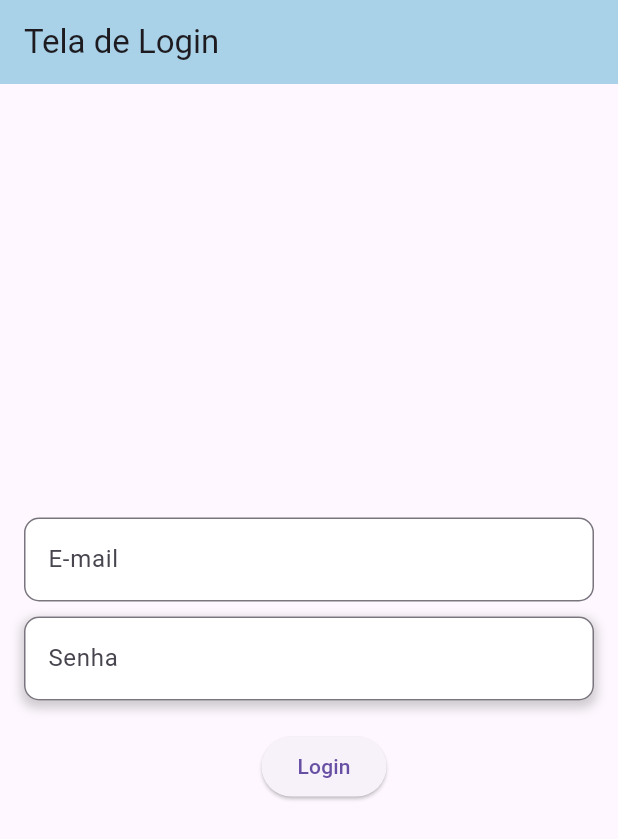
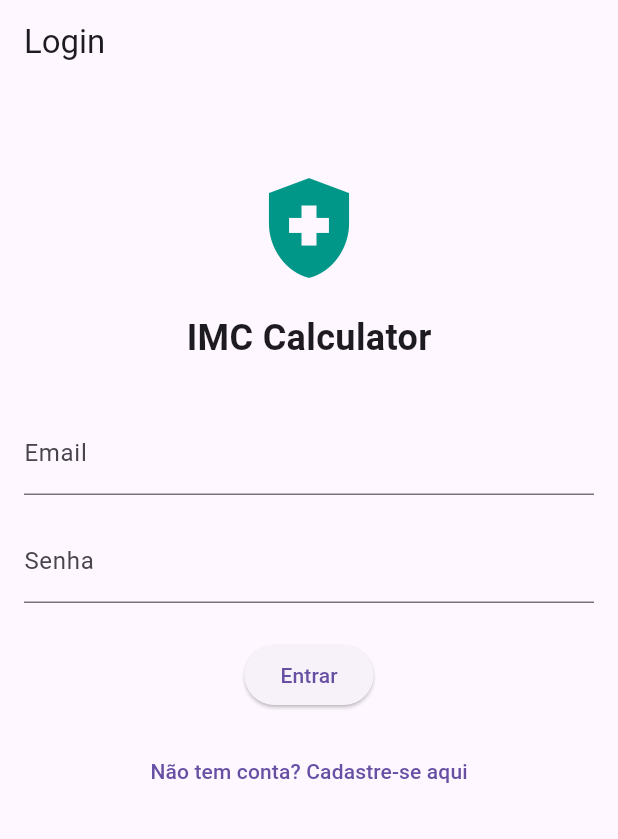
Before and after one commit to Rodrigokaki/flutter-prova2, a Flutter app: the screen it shows after launch, on a phone screen of 412 x 824 dp. Shown: the top 839 px of the screen. Run offline on Flutter 3.47's test engine with Material 3 defaults, Android fonts, the phone set to English and light mode, and no system bars; our stand-ins replace sqflite; accounts and stored records are empty.

Commit message:
Refactor login page and add registration page with validation

```diff
--- a/lib/views/login_page.dart
+++ b/lib/views/login_page.dart
@@ -1,32 +1,21 @@
-import 'package:flutter/foundation.dart';
 import 'package:flutter/material.dart';
-import 'package:flutter_prova2/views/imc_page.dart';
 import '../database/database.dart';
+import 'imc_page.dart';
+import 'register_page.dart';
 
 class LoginPage extends StatefulWidget {
   const LoginPage({super.key});
 
   @override
-  State<LoginPage> createState() => _LoginPageState();
+  State<LoginPage> createState() => LoginPageState();
 }
 
-class _LoginPageState extends State<LoginPage> {
+class LoginPageState extends State<LoginPage> {
   final formKey = GlobalKey<FormState>();
   final emailController = TextEditingController();
   final passwordController = TextEditingController();
+
   final databaseHelper = DatabaseHelper();
-
-  // void register() async {
-  //   if (formKey.currentState!.validate()) {
-  //     await databaseHelper.insertUser(
-  //       emailController.text,
-  //       passwordController.text,
-  //     );
-  //     ScaffoldMessenger.of(context).showSnackBar(
-  //       const SnackBar(content: Text('Usuário registrado com sucesso')),
-  //     );
-  //   }
-  // }
 
   void login() async {
     if (formKey.currentState!.validate()) {
@@ -53,121 +42,66 @@ void login() async {
     }
   }
 
+  String? validadeEmail(String? value) {
+    final emailRegex = RegExp(r'^[\w-\.]+@([\w-]+\.)+[\w-]{2,4}$');
+    if (value == null || value.isEmpty) return 'Digite seu e-mail';
+    if (!emailRegex.hasMatch(value)) return 'E-mail inválido';
+    return null;
+  }
 
-  // void limpaCampos() {
-  //   emailController.clear();
-  //   passwordController.clear();
-  // }
-
-  // void printAllUsers() async {
-  //   final users = await databaseHelper.getAllUsers();
-  //   for (var user in users) {
-  //     if (kDebugMode) {
-  //       print('User: ${user['email']}, Password: ${user['password']}');
-  //     }
-  //   }
-  // }
+  String? validatePassword(String? value) {
+    final passwordRegex = RegExp(r'^(?=.*[A-Za-z])(?=.*\d)[A-Za-z\d]{8,}$');
+    if (value == null || value.isEmpty) return 'Digite sua senha';
+    if (!passwordRegex.hasMatch(value)) {
+      return 'Senha deve conter no mínimo 8 caracteres, incluindo letras e números';
+    }
+    return null;
+  }
 
   @override
   Widget build(BuildContext context) {
     return Scaffold(
-      appBar: AppBar(
-        title: const Text('Tela de Login'),
-        backgroundColor:
-            const Color.fromRGBO(169, 209, 231, 8), // Cor diferente na navbar
-      ),
-      body: Center(
-        child: SingleChildScrollView(
+      appBar: AppBar(title: const Text('Login')),
+      body: Padding(
         padding: const EdgeInsets.all(16.0),
-          child: Column(
-            mainAxisAlignment: MainAxisAlignment.center,
-            children: <Widget>[
-              Form(
+        child: Form(
           key: formKey,
           child: Column(
-                  children: <Widget>[
-                    Container(
-                      decoration: BoxDecoration(
-                        color: Colors.white,
-                        borderRadius: BorderRadius.circular(10.0),
-                        boxShadow: [
-                          BoxShadow(
-                            color: Colors.grey.withAlpha(1),
-                            spreadRadius: 2,
-                            blurRadius: 5,
-                            offset: const Offset(0, 3),
+            children: [
+              const SizedBox(height: 40),
+              const Icon(Icons.health_and_safety, size: 80, color: Colors.teal),
+              const SizedBox(height: 16),
+              const Text(
+                'IMC Calculator',
+                style: TextStyle(fontSize: 24, fontWeight: FontWeight.bold),
               ),
-                        ],
+              const SizedBox(height: 32),
+              TextFormField(
+                controller: emailController,
+                decoration: const InputDecoration(labelText: 'Email'),
+                validator: validadeEmail,
               ),
-                      child: TextFormField(
-                        controller: emailController,
-                        decoration: InputDecoration(
-                          labelText: 'E-mail',
-                          border: OutlineInputBorder(
-                            borderRadius: BorderRadius.circular(10.0),
+              const SizedBox(height: 16),
+              TextFormField(
+                controller: passwordController,
+                decoration: const InputDecoration(labelText: 'Senha'),
+                obscureText: true,
+                validator: validatePassword,
               ),
-                        ),
-                        validator: (value) {
-                          if (value!.isEmpty) {
-                            return 'Por favor digite o seu e-mail';
-                          } else if (!RegExp(
-                                  r'^[a-zA-Z0-9._%-]+@[a-zA-Z0-9.-]+\.[a-zA-Z]{2,4}')
-                              .hasMatch(value)) {
-                            return 'Por favor digite um endereço de e-mail válido';
-                          }
-                          return null;
-                        },
-                      ),
-                    ),
-                    const SizedBox(height: 10),
-                    Container(
-                      decoration: BoxDecoration(
-                        color: Colors.white,
-                        borderRadius: BorderRadius.circular(10.0),
-                        boxShadow: [
-                          BoxShadow(
-                            color: Colors.grey.withOpacity(0.5),
-                            spreadRadius: 2,
-                            blurRadius: 5,
-                            offset: const Offset(0, 3),
-                          ),
-                        ],
-                      ),
-                      child: TextFormField(
-                        controller: passwordController,
-                        decoration: InputDecoration(
-                          labelText: 'Senha',
-                          border: OutlineInputBorder(
-                            borderRadius: BorderRadius.circular(10.0),
-                          ),
-                        ),
-                        obscureText: true,
-                        validator: (value) {
-                          if (value!.isEmpty) {
-                            return 'Por favor, digite sua senha';
-                          } else if (value.length < 6) {
-                            return 'A senha deve ter pelo menos 6 caracteres';
-                          }
-                          return null;
-                        },
-                      ),
-                    ),
-                    const SizedBox(height: 20),
-                    Row(
-                      mainAxisAlignment: MainAxisAlignment.center,
-                      //mainAxisAlignment: MainAxisAlignment.spaceBetween,
-                      children: <Widget>[
-                        const SizedBox(
-                            width:
-                                20), //configuração para espaçamento usando .center
+              const SizedBox(height: 24),
               ElevatedButton(
                 onPressed: login,
-                          child: const Text('Login'),
+                child: const Text('Entrar'),
               ),
-                      ],
-                    ),
-                  ],
-                ),
+              const SizedBox(height: 16),
+              TextButton(
+                onPressed: () {
+                  Navigator.push(
+                    context,
+                    MaterialPageRoute(builder: (_) => const RegisterPage()),
+                  );
+                },
+                child: const Text('Não tem conta? Cadastre-se aqui'),
               ),
             ],
           ),
```
Also changed, not shown: lib/views/register_page.dart (added, +73 -0 lines). Lines whose indentation alone changed are shown as unchanged.
